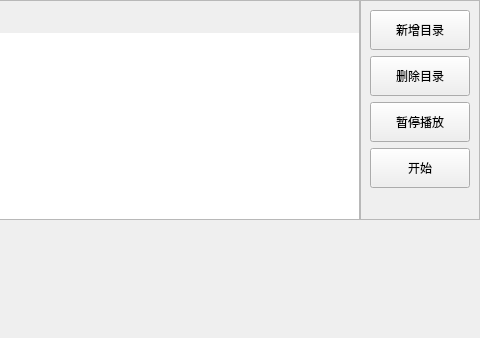
Before: the Qt Designer form wallpaper/pyside6_GUI/sub_ui/wallpaper/ui/wallpaper_ui.ui in YUN-LJ/FrameFlow, drawn with Qt 5; both pictures show x 320 to 800 and y 0 to 338 of the 800 by 500 pixel window.
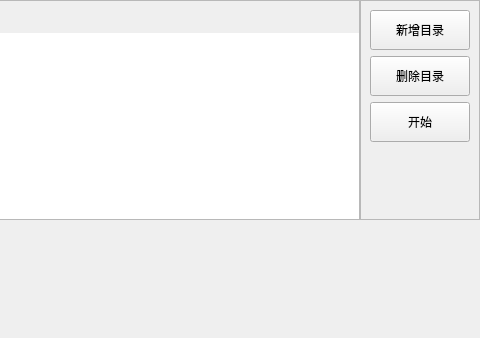
After: the same form once the commit is applied. Custom widgets are drawn as their Qt base class.

Commit message: 完成壁纸播放的基本功能

The edit to the form file:
```diff
--- a/wallpaper/pyside6_GUI/sub_ui/wallpaper/ui/wallpaper_ui.ui
+++ b/wallpaper/pyside6_GUI/sub_ui/wallpaper/ui/wallpaper_ui.ui
@@ -97,8 +97,8 @@
            <rect>
             <x>0</x>
             <y>0</y>
-            <width>106</width>
-            <height>202</height>
+            <width>118</width>
+            <height>199</height>
            </rect>
           </property>
           <layout class="QVBoxLayout" name="verticalLayout_2">
@@ -128,19 +128,6 @@
              </property>
             </widget>
            </item>
-           <item>
-            <widget class="PrimaryPushButton" name="pushButton_pause">
-             <property name="minimumSize">
-              <size>
-               <width>0</width>
-               <height>40</height>
-              </size>
-             </property>
-             <property name="text">
-              <string>暂停播放</string>
-             </property>
-            </widget>
-           </item>
            <item>
             <widget class="PrimaryPushButton" name="pushButton_start">
              <property name="minimumSize">
```
The commit also changes 3 other files.
